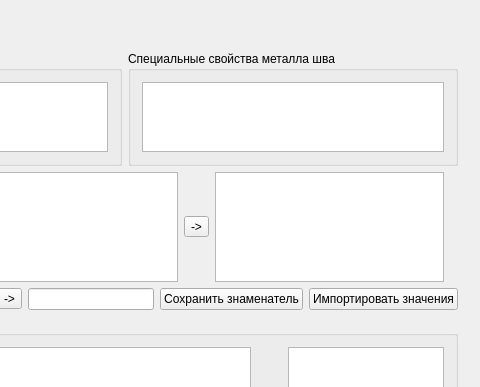
This is formpart.ui in Sergeyego/el_sert as Qt 5 draws it before an edit; both pictures show x 663 to 1143 and y 0 to 387 of the 1143 by 787 pixel window. The edited form follows.
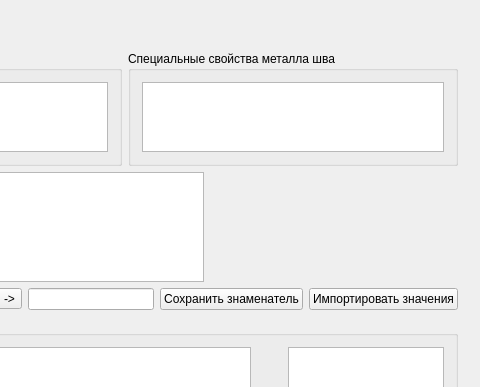
This is the edited form. Custom widgets are drawn as their Qt base class.

Patch:
```diff
--- a/formpart.ui
+++ b/formpart.ui
@@ -181,32 +181,6 @@
            </attribute>
           </widget>
          </item>
-         <item>
-          <widget class="QToolButton" name="toolButtonCopyGost">
-           <property name="text">
-            <string>-&gt;</string>
-           </property>
-          </widget>
-         </item>
-         <item>
-          <widget class="DbViewer" name="tableViewGost">
-           <property name="minimumSize">
-            <size>
-             <width>0</width>
-             <height>110</height>
-            </size>
-           </property>
-           <property name="maximumSize">
-            <size>
-             <width>16777215</width>
-             <height>110</height>
-            </size>
-           </property>
-           <attribute name="horizontalHeaderVisible">
-            <bool>false</bool>
-           </attribute>
-          </widget>
-         </item>
          <item>
           <spacer name="horizontalSpacer">
            <property name="orientation">
```
